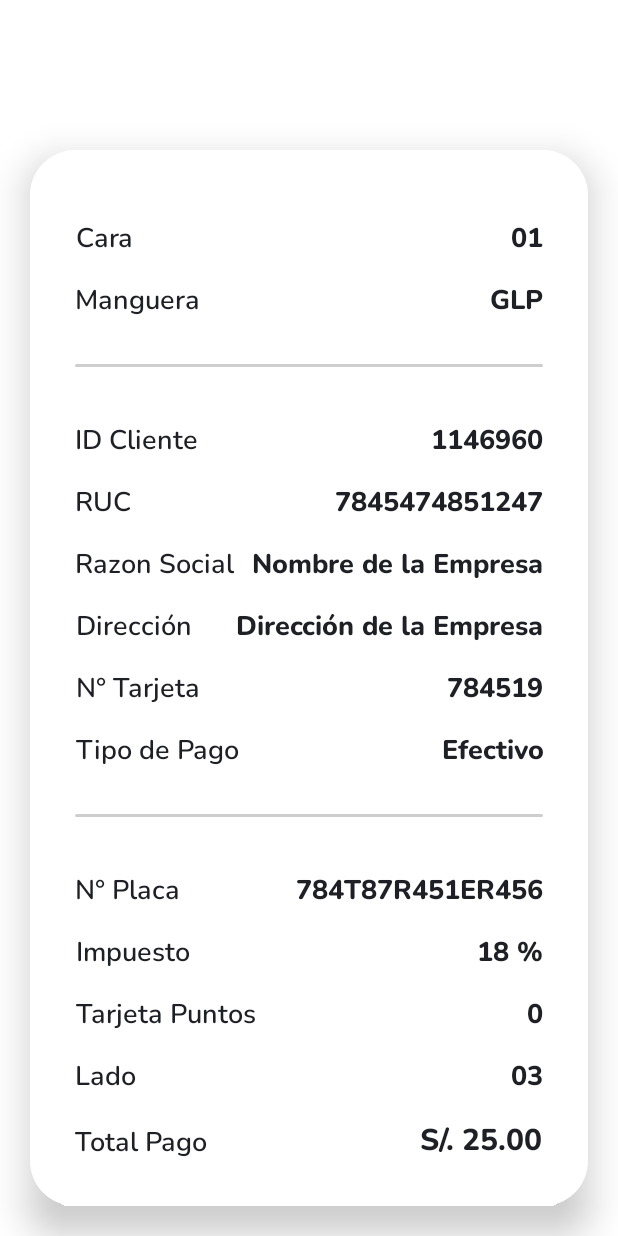
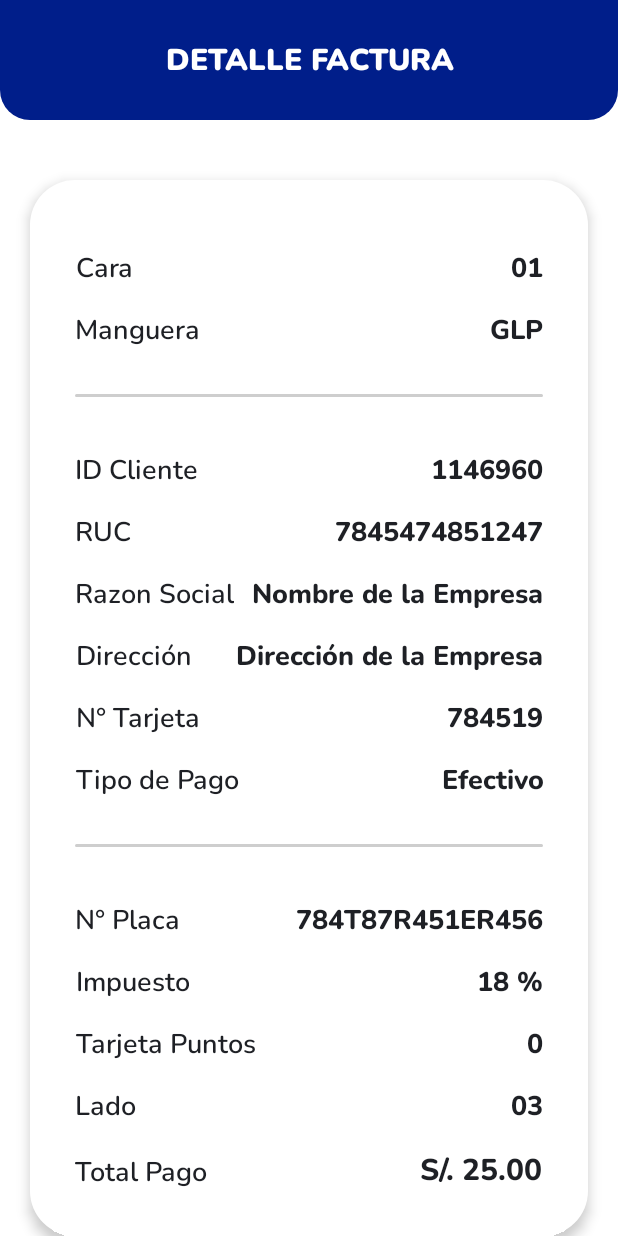
Before and after one commit to melinallacuag/fragmentMenu, an Android app: the DetalleOpFacturaFragment screen opened through its navigation route, on a phone screen of 412 x 824 dp. Run offline under Robolectric (Android 15) with nearby library versions, the phone set to English and light mode, and no system bars.

Commit message:
se implemento la barra de descripcion de los modal

```diff
--- /dev/null
+++ b/app/src/main/res/drawable/solid_bar.xml
@@ -0,0 +1,7 @@
+<?xml version="1.0" encoding="utf-8"?>
+<shape xmlns:android="http://schemas.android.com/apk/res/android">
+    <corners android:bottomLeftRadius="20dp"
+        android:bottomRightRadius="20dp"
+        />
+    <solid android:color="#001E8A"/>
+</shape>
--- a/app/src/main/res/layout/fragment_detalle_op_factura.xml
+++ b/app/src/main/res/layout/fragment_detalle_op_factura.xml
@@ -7,14 +7,33 @@
     tools:context=".DetalleOpFacturaFragment">
 
     <LinearLayout
+        android:layout_width="match_parent"
+        android:layout_height="80dp"
+        android:background="@drawable/solid_bar"
+        android:gravity="center"
+        app:layout_constraintEnd_toEndOf="parent"
+        app:layout_constraintTop_toTopOf="parent">
+
+        <TextView
+            android:layout_width="match_parent"
+            android:layout_height="wrap_content"
+            android:fontFamily="@font/nunito_black"
+            android:text="DETALLE FACTURA"
+            android:textAlignment="center"
+            android:textColor="#FFF"
+            android:textSize="20dp" />
+
+    </LinearLayout>
+
+    <LinearLayout
         android:id="@+id/linearLayout2"
         android:layout_width="match_parent"
         android:layout_height="wrap_content"
         android:layout_marginStart="20dp"
-        android:layout_marginTop="100dp"
+        android:layout_marginTop="120dp"
         android:layout_marginEnd="20dp"
         android:background="@drawable/contenedor_login"
-        android:elevation="15dp"
+        android:elevation="5dp"
         android:orientation="vertical"
         android:paddingLeft="30dp"
         android:paddingTop="30dp"
@@ -649,56 +668,45 @@
         android:id="@+id/btneditar"
         android:layout_width="80sp"
         android:layout_height="80sp"
-        android:layout_marginStart="20dp"
-        android:layout_marginTop="20dp"
-        android:layout_marginBottom="20dp"
+        android:layout_marginStart="30dp"
         android:src="@drawable/icon_btneditar"
-        app:layout_constraintBottom_toBottomOf="parent"
-        app:layout_constraintStart_toStartOf="parent"
-        app:layout_constraintTop_toBottomOf="@+id/linearLayout2"
-        app:layout_constraintVertical_bias="0.0" />
+        app:layout_constraintBottom_toTopOf="@+id/textView2"
+        app:layout_constraintStart_toStartOf="parent" />
 
     <ImageView
         android:id="@+id/btneliminar"
         android:layout_width="80sp"
         android:layout_height="80sp"
-        android:layout_marginTop="20dp"
-        android:layout_marginEnd="20dp"
-        android:layout_marginBottom="20dp"
+        android:layout_marginEnd="30dp"
         android:src="@drawable/icon_borrar"
-        app:layout_constraintBottom_toBottomOf="parent"
-        app:layout_constraintEnd_toEndOf="parent"
-        app:layout_constraintTop_toBottomOf="@+id/linearLayout2"
-        app:layout_constraintVertical_bias="0.0" />
+        app:layout_constraintBottom_toTopOf="@+id/texeliminar"
+        app:layout_constraintEnd_toEndOf="parent" />
 
     <TextView
         android:id="@+id/textView2"
         android:layout_width="80sp"
         android:layout_height="wrap_content"
-        android:layout_marginStart="20dp"
-        android:layout_marginBottom="16dp"
+        android:layout_marginStart="30dp"
+        android:layout_marginBottom="30dp"
         android:fontFamily="@font/nunito_semibold"
         android:text="Editar"
         android:textAlignment="center"
         android:textColor="#1E2025"
         app:layout_constraintBottom_toBottomOf="parent"
-        app:layout_constraintStart_toStartOf="parent"
-        app:layout_constraintTop_toBottomOf="@+id/btneditar"
-        app:layout_constraintVertical_bias="0.0" />
+        app:layout_constraintStart_toStartOf="parent" />
 
     <TextView
         android:id="@+id/texeliminar"
         android:layout_width="80sp"
         android:layout_height="wrap_content"
-        android:layout_marginEnd="20dp"
-        android:textAlignment="center"
+        android:layout_marginEnd="30dp"
+        android:layout_marginBottom="30dp"
         android:fontFamily="@font/nunito_semibold"
         android:text="Eliminar"
+        android:textAlignment="center"
         android:textColor="#1E2025"
         app:layout_constraintBottom_toBottomOf="parent"
-        app:layout_constraintEnd_toEndOf="parent"
-        app:layout_constraintTop_toBottomOf="@+id/btneliminar"
-        app:layout_constraintVertical_bias="0.0" />
+        app:layout_constraintEnd_toEndOf="parent" />
 
 
 </androidx.constraintlayout.widget.ConstraintLayout>
```
Also changed, not shown: app/src/main/res/layout/fragment_factura.xml (+35 -18 lines).
